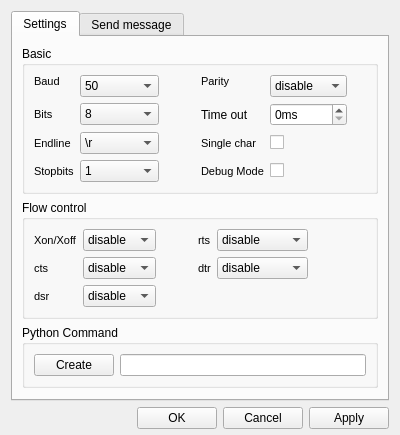
Above: SerialIO/dialogSerialIO.ui from itom-project/plugins before the change. Below: the same form after it.
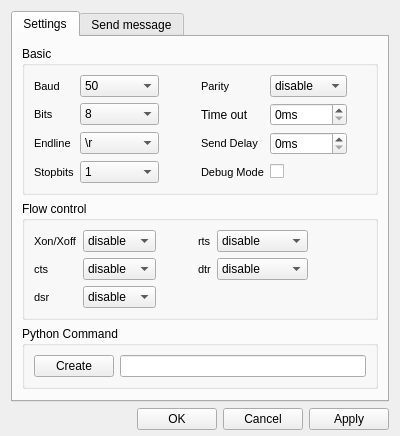
That is the form after the change.

Commit message: changed single char to send delay and updated create command in dialog

```diff
--- a/SerialIO/dialogSerialIO.ui
+++ b/SerialIO/dialogSerialIO.ui
@@ -69,7 +69,7 @@
             </property>
            </widget>
           </item>
-          <item row="0" column="1" rowspan="2">
+          <item row="0" column="1">
            <widget class="QComboBox" name="combo_baud">
             <property name="minimumSize">
              <size>
@@ -247,7 +247,7 @@
             </property>
            </widget>
           </item>
-          <item row="0" column="4" rowspan="2">
+          <item row="0" column="4">
            <widget class="QComboBox" name="combo_parity">
             <property name="minimumSize">
              <size>
@@ -270,20 +270,7 @@
             </item>
            </widget>
           </item>
-          <item row="1" column="5" rowspan="2">
-           <spacer name="horizontalSpacer">
-            <property name="orientation">
-             <enum>Qt::Horizontal</enum>
-            </property>
-            <property name="sizeHint" stdset="0">
-             <size>
-              <width>1</width>
-              <height>15</height>
-             </size>
-            </property>
-           </spacer>
-          </item>
-          <item row="2" column="0">
+          <item row="1" column="0">
            <widget class="QLabel" name="label_bits">
             <property name="font">
              <font>
@@ -298,7 +285,7 @@
             </property>
            </widget>
           </item>
-          <item row="2" column="1">
+          <item row="1" column="1">
            <widget class="QComboBox" name="combo_bits">
             <property name="minimumSize">
              <size>
@@ -331,7 +318,7 @@
             </item>
            </widget>
           </item>
-          <item row="2" column="2">
+          <item row="1" column="2">
            <widget class="QLabel" name="label">
             <property name="minimumSize">
              <size>
@@ -350,14 +337,14 @@
             </property>
            </widget>
           </item>
-          <item row="2" column="3">
+          <item row="1" column="3">
            <widget class="QLabel" name="label_timeout">
             <property name="text">
              <string>Time out</string>
             </property>
            </widget>
           </item>
-          <item row="2" column="4">
+          <item row="1" column="4">
            <widget class="QSpinBox" name="spinBox_timeout">
             <property name="minimumSize">
              <size>
@@ -373,7 +360,20 @@
             </property>
            </widget>
           </item>
-          <item row="3" column="0">
+          <item row="1" column="5">
+           <spacer name="horizontalSpacer">
+            <property name="orientation">
+             <enum>Qt::Horizontal</enum>
+            </property>
+            <property name="sizeHint" stdset="0">
+             <size>
+              <width>1</width>
+              <height>15</height>
+             </size>
+            </property>
+           </spacer>
+          </item>
+          <item row="2" column="0">
            <widget class="QLabel" name="label_endline">
             <property name="font">
              <font>
@@ -388,7 +388,7 @@
             </property>
            </widget>
           </item>
-          <item row="3" column="1">
+          <item row="2" column="1">
            <widget class="QComboBox" name="combo_endline">
             <property name="minimumSize">
              <size>
@@ -421,29 +421,35 @@
             </item>
            </widget>
           </item>
-          <item row="3" column="3">
-           <widget class="QLabel" name="label_singlechar">
+          <item row="2" column="3">
+           <widget class="QLabel" name="label_sendDelay">
             <property name="font">
              <font>
               <pointsize>8</pointsize>
              </font>
             </property>
             <property name="text">
-             <string>Single char</string>
+             <string>Send Delay</string>
             </property>
-            <property name="buddy">
-             <cstring>checkBox_single</cstring>
-            </property>
            </widget>
           </item>
-          <item row="3" column="4">
-           <widget class="QCheckBox" name="checkBox_single">
-            <property name="text">
-             <string/>
+          <item row="2" column="4">
+           <widget class="QSpinBox" name="spinBox_sendDelay">
+            <property name="minimumSize">
+             <size>
+              <width>73</width>
+              <height>0</height>
+             </size>
             </property>
+            <property name="suffix">
+             <string>ms</string>
+            </property>
+            <property name="maximum">
+             <number>65000</number>
+            </property>
            </widget>
           </item>
-          <item row="4" column="0">
+          <item row="3" column="0">
            <widget class="QLabel" name="label_stopbits">
             <property name="font">
              <font>
@@ -458,7 +464,7 @@
             </property>
            </widget>
           </item>
-          <item row="4" column="1">
+          <item row="3" column="1">
            <widget class="QComboBox" name="combo_stopbits">
             <property name="minimumSize">
              <size>
@@ -481,7 +487,7 @@
             </item>
            </widget>
           </item>
-          <item row="4" column="3">
+          <item row="3" column="3">
            <widget class="QLabel" name="label_debug">
             <property name="font">
              <font>
@@ -496,7 +502,7 @@
             </property>
            </widget>
           </item>
-          <item row="4" column="4">
+          <item row="3" column="4">
            <widget class="QCheckBox" name="checkBox_debug">
             <property name="text">
              <string/>
```
Left out of the diff: 1 changed line with no effect on the pictures. The commit also changes 4 other files.
